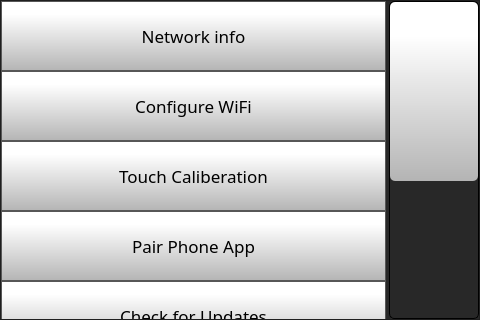
Above: octoprint_Julia3GTouchUI/Test2.ui from FracktalWorks/Julia3GTouchUI before the change. Below: the same form after it.
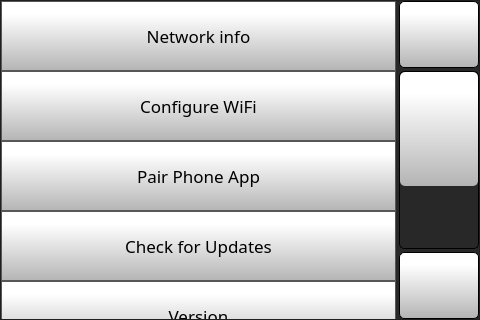
That is the form after the change. The open tabs and pages were chosen to show the change. Icons and pictures are not drawn.

```diff
--- a/octoprint_Julia3GTouchUI/Test2.ui
+++ b/octoprint_Julia3GTouchUI/Test2.ui
@@ -1650,52 +1650,52 @@
        </rect>
       </property>
       <property name="styleSheet">
-       <string notr="true">
-
-QScrollBar:vertical {
- border: 1px solid black; 
+       <string notr="true"> QScrollBar:vertical {
+     border: 1px solid black;
 border-radius: 5px;
-background: rgb(40,40,40);
-width: 90px;
-}
-
-/* Sets up the color and height of handle */
-QScrollBar::handle:vertical {
+	background-color: rgb(40,40,40);
+     width: 80px;
+     margin: 70px 0 70px 0;
+ }
+ QScrollBar::handle:vertical {
 border-radius: 5px;
 background: qlineargradient(spread:pad, x1:0, y1:1, x2:0, y2:0.188, stop:0 rgba(180, 180, 180, 255), stop:1 rgba(255, 255, 255, 255));
 min-height: 20px;
-}
+ }
+ QScrollBar::add-line:vertical {
+     border: 1px solid black;
+background: qlineargradient(spread:pad, x1:0, y1:1, x2:0, y2:0.188, stop:0 rgba(180, 180, 180, 255), stop:1 rgba(255, 255, 255, 255));
+     height:65px;
+border-radius: 5px;
+     subcontrol-position: bottom;
+     subcontrol-origin: margin;
+ }
 
+ QScrollBar::sub-line:vertical {
+     border: 1px solid black;
+background: qlineargradient(spread:pad, x1:0, y1:1, x2:0, y2:0.188, stop:0 rgba(180, 180, 180, 255), stop:1 rgba(255, 255, 255, 255));
+     height: 65px;
+border-radius: 5px;
+     subcontrol-position: top;
+     subcontrol-origin: margin;
+ }
 
+QScrollBar::up-arrow:vertical {
+ image: url(./templates/img/arrows.png);
+    width: 40px;
+    height: 40px;
+ padding: 5px;
+ }
+QScrollBar::down-arrow:vertical {
+ image: url(./templates/img/arrows-5.png);
+    width: 40px;
+    height: 40px;
+ padding: 5px;
+ }
 
-
-/* This remvoes the bottom button by setting the height to 0px */
-QScrollBar::add-line:vertical {
-height: 0px;
-subcontrol-position: bottom;
-subcontrol-origin: margin;
-}
-
-/* This remvoes the top button by setting the height to 0px */
-QScrollBar::sub-line:vertical {
-height: 0px;
-subcontrol-position: top;
-subcontrol-origin: margin;
-}
-
-/*
-QScrollBar::up-arrow:vertical, QScrollBar::down-arrow:vertical {
-border: 2px solid grey;
-width: 5px;
-height: 5px;
-background: white;
-}
-
-
-/* need this to get rid of crosshatching on scrollbar background */
-QScrollBar::add-page:vertical, QScrollBar::sub-page:vertical {
-background: none;
-}</string>
+ QScrollBar::add-page:vertical, QScrollBar::sub-page:vertical {
+     background: none;
+ }</string>
       </property>
       <property name="widgetResizable">
        <bool>true</bool>
@@ -1704,9 +1704,9 @@
        <property name="geometry">
         <rect>
          <x>0</x>
-         <y>-242</y>
-         <width>388</width>
-         <height>560</height>
+         <y>0</y>
+         <width>398</width>
+         <height>490</height>
         </rect>
        </property>
        <layout class="QVBoxLayout" name="verticalLayout">
@@ -1825,56 +1825,6 @@
           </property>
          </widget>
         </item>
-        <item>
-         <widget class="QPushButton" name="touchCaliberationButton">
-          <property name="minimumSize">
-           <size>
-            <width>0</width>
-            <height>70</height>
-           </size>
-          </property>
-          <property name="font">
-           <font>
-            <family>Gotham</family>
-            <pointsize>13</pointsize>
-           </font>
-          </property>
-          <property name="styleSheet">
-           <string notr="true">QPushButton {
-     border: 1px solid rgb(87, 87, 87);
-	background-color: qlineargradient(spread:pad, x1:0, y1:1, x2:0, y2:0.188, stop:0 rgba(180, 180, 180, 255), stop:1 rgba(255, 255, 255, 255));
-
-
-}
-
-QPushButton:pressed {
-    background-color: qlineargradient(x1: 0, y1: 0, x2: 0, y2: 1,
-                                      stop: 0 #dadbde, stop: 1 #f6f7fa);
-}
-
-QPushButton:flat {
-    border: none; /* no border for a flat push button */
-}
-
-QPushButton:default {
-    border-color: navy; /* make the default button prominent */
-}
-
-QPushButton:focus {
-	outline: none;
-}</string>
-          </property>
-          <property name="text">
-           <string>Touch Caliberation</string>
-          </property>
-          <property name="iconSize">
-           <size>
-            <width>40</width>
-            <height>40</height>
-           </size>
-          </property>
-         </widget>
-        </item>
         <item>
          <widget class="QPushButton" name="pairPhoneButton">
           <property name="minimumSize">
```
Left out of the diff: 226 changed lines with no effect on the pictures.
